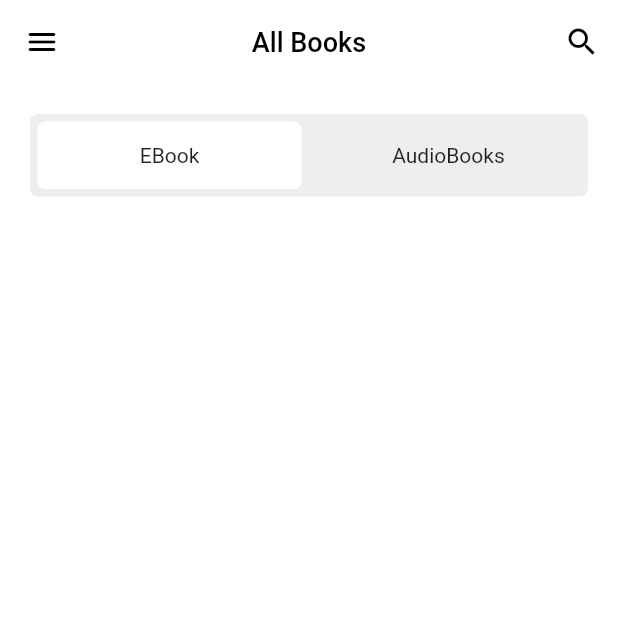
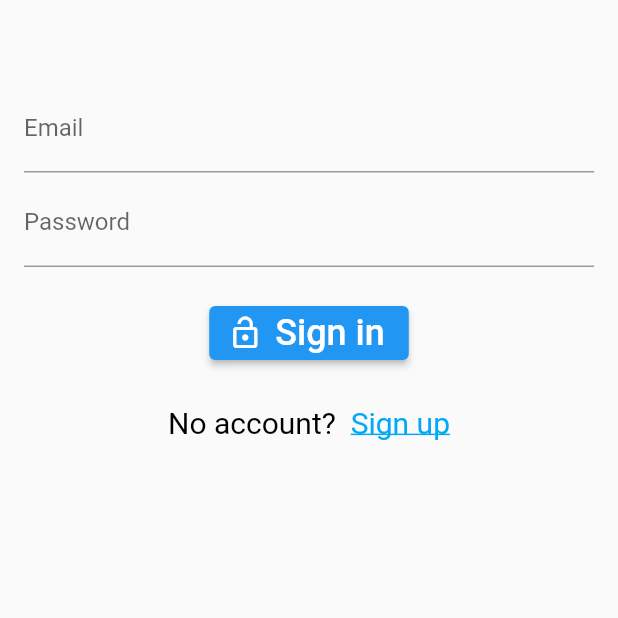
Before and after one commit to Hungspro/DoAn_EBook, a Flutter app: the screen it shows after launch, on a phone screen of 412 x 824 dp, the top half of it. Run offline on Flutter 3.47's test engine with Material 2 defaults, Android fonts, the phone set to English and light mode, and no system bars; our stand-ins replace firebase_auth, firebase_core; accounts and stored records are empty.

Commit message:
Login and Register

```diff
--- a/lib/main.dart
+++ b/lib/main.dart
@@ -1,25 +1,53 @@
 import 'package:doan_ebook_1/pages/home/home.dart';
+import 'package:doan_ebook_1/pages/login/auth_page.dart';
+import 'package:firebase_auth/firebase_auth.dart';
 import 'package:flutter/material.dart';
 import 'package:flutter/services.dart';
+import 'package:firebase_core/firebase_core.dart';
 
-void main() {
+Future<void> main() async {
+  WidgetsFlutterBinding.ensureInitialized();
+  await Firebase.initializeApp();
   runApp(const MyApp());
 }
 
 class MyApp extends StatelessWidget {
   const MyApp({Key? key}) : super(key: key);
 
+
   // This widget is the root of your application.
   @override
   Widget build(BuildContext context) {
     SystemChrome.setSystemUIOverlayStyle(
-      const SystemUiOverlayStyle(statusBarColor: Colors.transparent,
+      const SystemUiOverlayStyle(
+        statusBarColor: Colors.transparent,
       ),
     );
     return MaterialApp(
+      navigatorKey: navigatorKey,
       debugShowCheckedModeBanner: false,
       title: 'Ebook app',
-      home: HomePage(),
+      home: MainPage(),
     );
   }
 }
+  final navigatorKey = GlobalKey<NavigatorState>();
+class MainPage extends StatelessWidget {
+  @override
+  Widget build(BuildContext context) => Scaffold(
+        body: StreamBuilder<User?>(
+            stream: FirebaseAuth.instance.authStateChanges(),
+            builder: (context, snapshot) {
+              if (snapshot.connectionState == ConnectionState.waiting){
+                return Center(child: CircularProgressIndicator(),);
+              }else if (snapshot.hasError){
+                return Center(child: Text('Something went wrong!!!'), );
+              }
+              else if (snapshot.hasData) {
+                return HomePage();
+              } else {
+                return AuthPage();
+              }
+            }),
+      );
+}
--- /dev/null
+++ b/lib/pages/login/auth_page.dart
@@ -0,0 +1,21 @@
+import 'package:doan_ebook_1/pages/login/login.dart';
+import 'package:flutter/material.dart';
+
+import 'signup.dart';
+
+class AuthPage extends StatefulWidget {
+  const AuthPage({super.key});
+
+  @override
+  State<AuthPage> createState() => _AuthPageState();
+}
+
+class _AuthPageState extends State<AuthPage> {
+  bool isLogin = true;
+  @override
+  Widget build(BuildContext context) => isLogin
+    ? LoginWidget(onClickedSignUp: toggle)
+    : SignUpWidget(onClickedSignUp: toggle);
+
+  void toggle() => setState(() => isLogin = !isLogin);
+}
--- /dev/null
+++ b/lib/pages/login/login.dart
@@ -0,0 +1,93 @@
+import 'package:doan_ebook_1/main.dart';
+import 'package:doan_ebook_1/pages/home/home.dart';
+import 'package:firebase_auth/firebase_auth.dart';
+import 'package:flutter/gestures.dart';
+import 'package:flutter/material.dart';
+import 'package:flutter/services.dart';
+import 'package:firebase_core/firebase_core.dart';
+
+class LoginWidget extends StatefulWidget {
+  final VoidCallback onClickedSignUp;
+  const LoginWidget({
+    Key? key,
+    required this.onClickedSignUp,
+
+  }) :super(key: key);
+
+  @override
+  State<LoginWidget> createState() => _LoginWidgetState();
+}
+
+class _LoginWidgetState extends State<LoginWidget> {
+  final emailController = TextEditingController();
+  final passwordController = TextEditingController();
+
+  @override
+  void dispose() {
+    emailController.dispose;
+    passwordController.dispose;
+    super.dispose;
+  }
+
+  @override
+  Widget build(BuildContext context) => SingleChildScrollView(
+        padding: EdgeInsets.all(16),
+        child: Column(mainAxisAlignment: MainAxisAlignment.center, children: [
+          SizedBox(height: 40),
+          TextField(
+            controller: emailController,
+            cursorColor: Colors.white,
+            textInputAction: TextInputAction.next,
+            decoration: InputDecoration(labelText: 'Email'),
+          ),
+          SizedBox(height: 4),
+          TextField(
+            controller: passwordController,
+            cursorColor: Colors.white,
+            textInputAction: TextInputAction.next,
+            decoration: InputDecoration(labelText: 'Password'),
+          ),
+          SizedBox(height: 20),
+          ElevatedButton.icon(
+            onPressed: signIn,
+            icon: Icon(Icons.lock_open),
+            label: Text(
+              'Sign in',
+              style: TextStyle(fontSize: 24),
+            ),
+          ),
+          SizedBox(height: 24),
+          RichText(
+              text: TextSpan(
+                  style: TextStyle(color: Colors.black, fontSize: 20),
+                  text: 'No account?  ',
+                  children: [
+                TextSpan(
+                  recognizer: TapGestureRecognizer()
+                  ..onTap = widget.onClickedSignUp,
+                    text: 'Sign up',
+                    style: TextStyle(decoration: TextDecoration.underline, color: Colors.lightBlue))
+              ]))
+        ]),
+      );
+
+  Future signIn() async {
+    showDialog(
+        context: context,
+        barrierDismissible: false,
+        builder: (context) => Center(
+              child: CircularProgressIndicator(),
+            ));
+
+    try {
+      await FirebaseAuth.instance.signInWithEmailAndPassword(
+        email: emailController.text.trim(),
+        password: passwordController.text.trim(),
+      );
+    } on FirebaseAuthException catch (e) {
+      // TODO
+      print(e);
+    }
+    navigatorKey.currentState!.popUntil((route) => route.isFirst);
+  }
+}
--- a/pubspec.yaml
+++ b/pubspec.yaml
@@ -34,6 +34,11 @@ dependencies:
   # The following adds the Cupertino Icons font to your application.
   # Use with the CupertinoIcons class for iOS style icons.
   cupertino_icons: ^1.0.2
+  flutter_staggered_grid_view: ^0.6.2
+
+  # Firebase
+  cloud_firestore: ^3.4.9
+  firebase_auth: ^3.10.0
 
 dev_dependencies:
   flutter_test:
```
Also changed, not shown: lib/models/book.dart (added, +82 -0 lines), lib/pages/detail/book_detail.dart (added, +39 -0 lines), lib/pages/home/bookmark.dart (added, +20 -0 lines), lib/pages/home/home.dart (+69 -10 lines), lib/pages/home/widgets/book_item.dart (added, +27 -0 lines), lib/pages/home/widgets/book_staggered_grid_view.dart (added, +36 -0 lines), lib/pages/login/signup.dart (added, +93 -0 lines), pubspec.lock, 4 other files.
